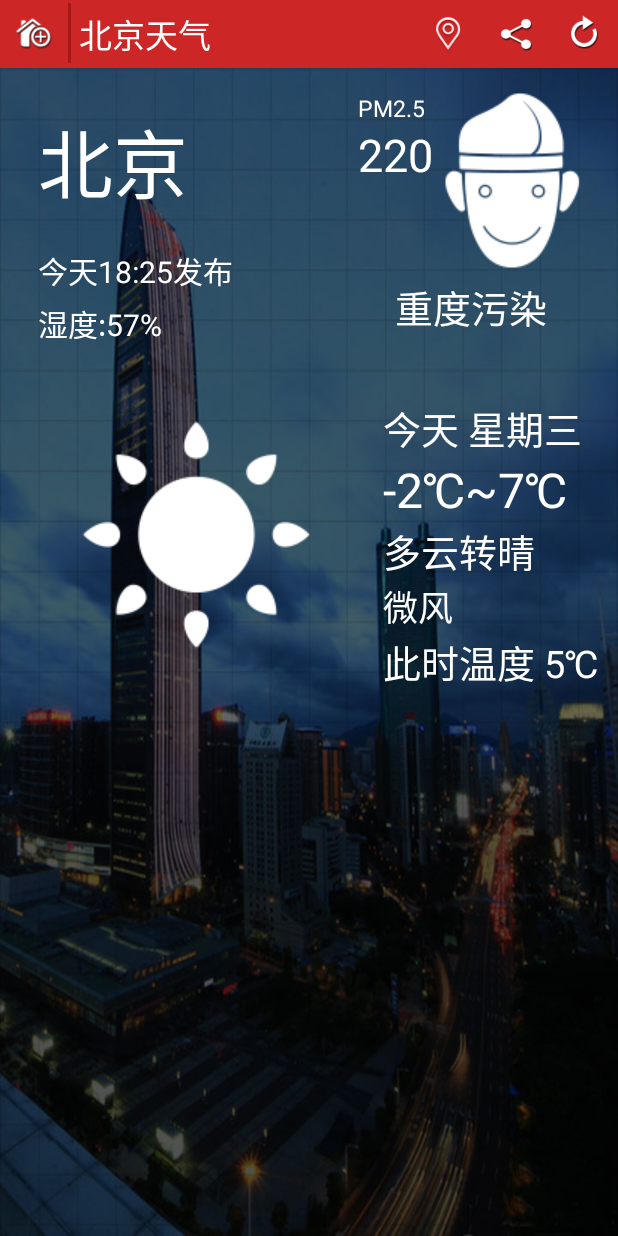
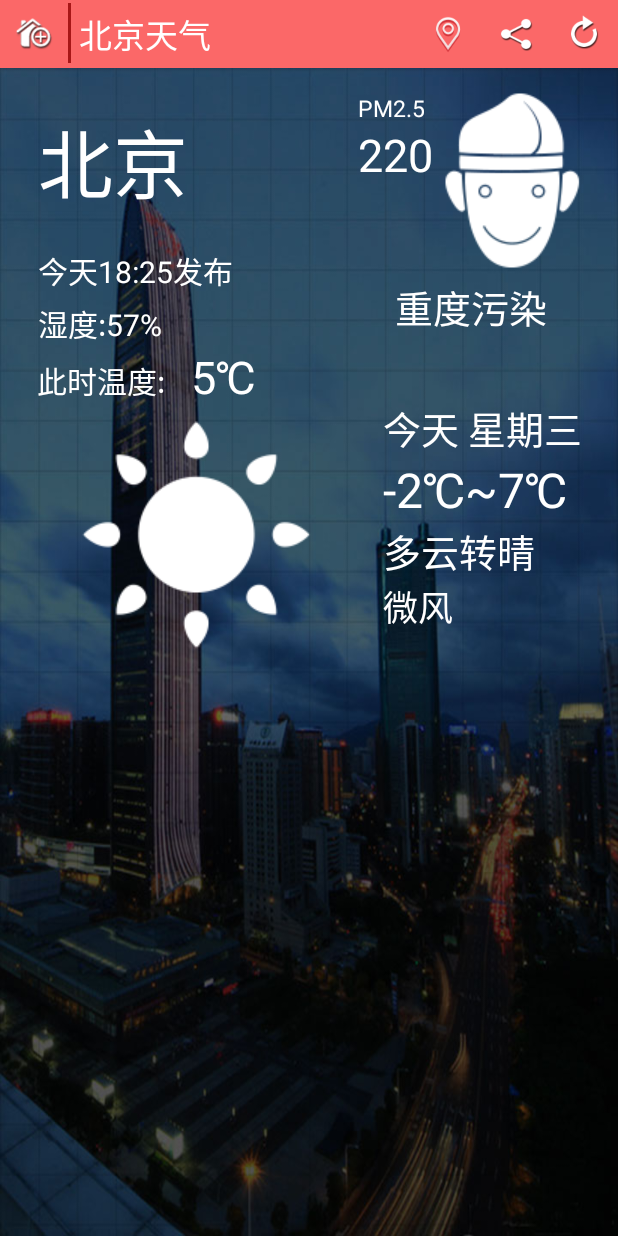
Before and after one commit to a15082671703/WeatherTest, an Android app: the screen it shows after launch (MainActivity), on a phone screen of 412 x 824 dp. Run offline under Robolectric (Android 15) with nearby library versions, the phone set to English and light mode, and no system bars.

Commit message:
cityInfo From api

```diff
--- a/app/src/main/AndroidManifest.xml
+++ b/app/src/main/AndroidManifest.xml
@@ -1,6 +1,8 @@
 <manifest xmlns:android="http://schemas.android.com/apk/res/android"
     package="com.example.a76568.weathertest">
+    <uses-permission android:name="android.permission.ACCESS_NETWORK_STATE"/>
 
+    <uses-permission android:name="android.permission.INTERNET"/>
     <application
         android:allowBackup="true"
         android:icon="@mipmap/ic_launcher"
--- a/app/src/main/res/layout/weather_infos.xml
+++ b/app/src/main/res/layout/weather_infos.xml
@@ -7,7 +7,7 @@
         android:id="@+id/title"
         android:layout_width="fill_parent"
         android:layout_height="45.0dip"
-        android:background="#ffcd2626"
+        android:background="#affd2626"
         android:gravity="center_vertical">
 
         <ImageView
@@ -112,8 +112,29 @@
                 android:text="湿度:57%"
                 android:textColor="@android:color/white"
                 android:textSize="20.0sp" />
-
-
+            <!-- 温度信息 -->
+            <TextView
+                android:id="@+id/temperature_now"
+                android:layout_width="wrap_content"
+                android:layout_height="wrap_content"
+                android:layout_below="@id/humidity"
+                android:paddingTop="8dip"
+                android:layout_marginLeft="5dip"
+                android:singleLine="true"
+                android:text="  此时温度: "
+                android:textColor="@android:color/white"
+                android:textSize="20.0sp" />
+            <TextView
+                android:id="@+id/temperature_num"
+                android:layout_width="wrap_content"
+                android:layout_height="wrap_content"
+                android:layout_below="@id/humidity"
+                android:layout_toRightOf="@id/temperature_now"
+                android:layout_marginLeft="5dip"
+                android:singleLine="true"
+                android:text=" 5℃"
+                android:textColor="@android:color/white"
+                android:textSize="30.0sp" />
             <!--	PM2.5整体信息块	-->
             <LinearLayout
                 android:id="@+id/pm2_5_content"
@@ -174,7 +195,9 @@
                     android:singleLine="true"
                     android:text="重度污染"
                     android:textColor="@android:color/white"
-                    android:textSize="25.0sp" />
+                    android:textSize="25.0sp"
+                    android:typeface="serif"
+                    />
             </LinearLayout>
 
             <!--	今日天气信息块	-->
@@ -245,17 +268,7 @@
                     android:textColor="@android:color/white"
                     android:textSize="23.0sp" />
 
-                <TextView
-                    android:id="@+id/temperature_now"
-                    android:layout_width="wrap_content"
-                    android:layout_height="wrap_content"
-                    android:layout_below="@id/wind"
-                    android:layout_marginLeft="5dip"
-                    android:layout_toRightOf="@id/weather_img"
-                    android:singleLine="true"
-                    android:text="此时温度 5℃"
-                    android:textColor="@android:color/white"
-                    android:textSize="25.0sp" />
+
             </RelativeLayout>
         </RelativeLayout>
         <!--	六日天气信息	-->
```
Also changed, not shown: app/src/main/java/cn/edu/pku/hanqin/util/NetUtil.java (+6 -7 lines), app/src/main/java/com/example/a76568/weathertest/MainActivity.java (+79 -1 lines).
